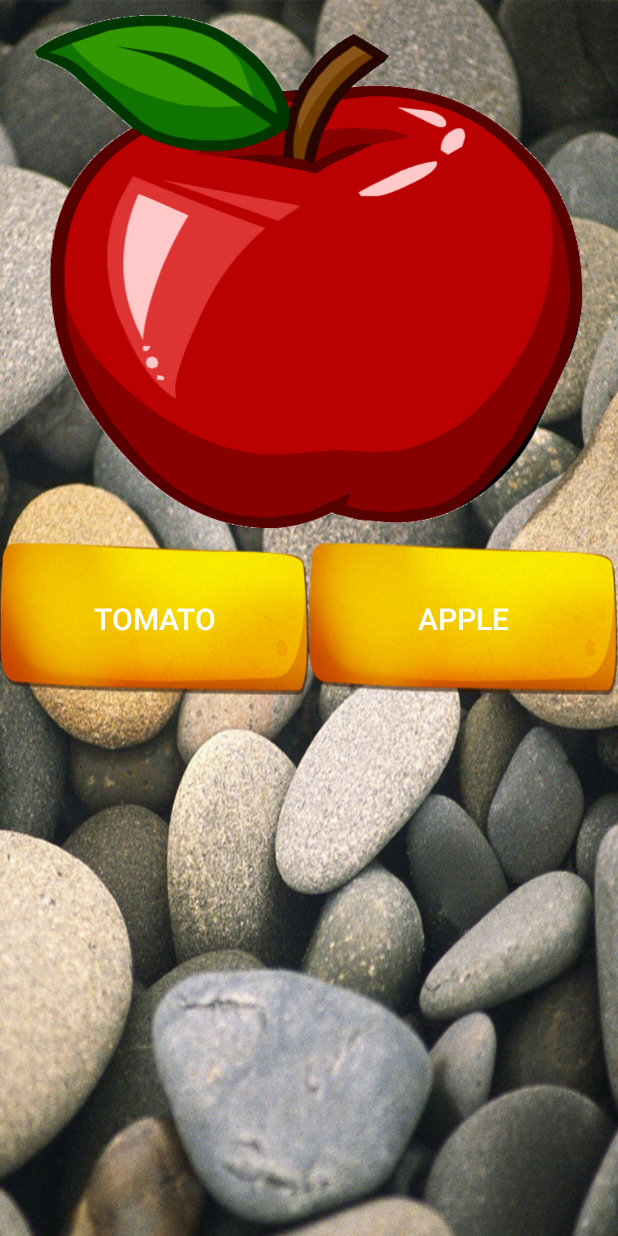
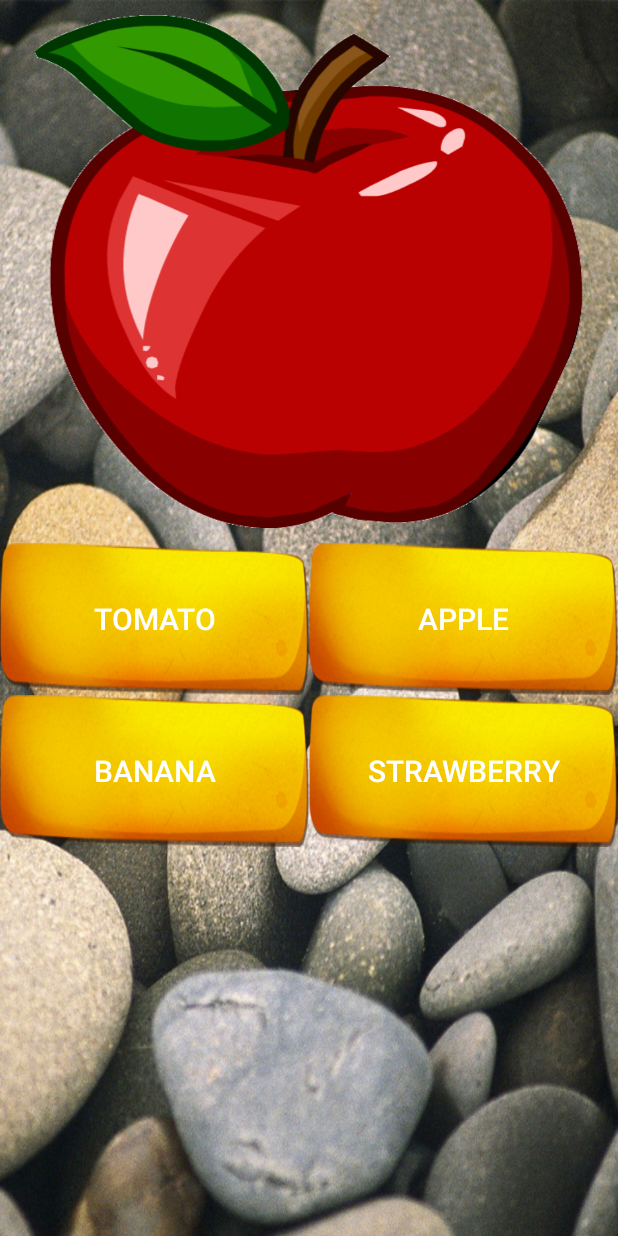
Before and after one commit to johntran1405/LearnVocabulary, an Android app: the ChooseActivity screen opened directly, with no data from a screen before it, on a phone screen of 412 x 824 dp. Run offline under Robolectric (Android 15) with nearby library versions, the phone set to English and light mode, and no system bars; 15 statements that could not run were skipped.

Commit message:
ChooseActivity

```diff
--- a/app/src/main/java/ccwav/blogspot/com/learnvocabulary/ChooseActivity.java
+++ b/app/src/main/java/ccwav/blogspot/com/learnvocabulary/ChooseActivity.java
@@ -9,7 +9,6 @@ import android.support.v7.app.AppCompatActivity;
 import android.view.View;
 import android.widget.Button;
 import android.widget.ImageView;
-import android.widget.Toast;
 
 import java.util.ArrayList;
 import java.util.Collections;
@@ -58,12 +57,13 @@ public class ChooseActivity extends AppCompatActivity {
                 if(idimg==idword1)
                 {
                     btnA.setBackgroundResource(R.drawable.colorbutton);
+                    arrayList.removeAll(arrayList);
                     RandomImage();
 
 
 
                 }else{
-                    btnA.setBackgroundResource(R.drawable.colorbutton);
+                    btnA.setBackgroundResource(R.drawable.falsebutton);
                 }
             }
         });
@@ -74,65 +74,58 @@ public class ChooseActivity extends AppCompatActivity {
                 {
                     btnB.setBackgroundResource(R.drawable.colorbutton);
                     arrayList.removeAll(arrayList);
-                        RandomImage();
+                    RandomImage();
 
                 }else{
-                    btnB.setBackgroundResource(R.drawable.colorbutton);
+                    btnB.setBackgroundResource(R.drawable.falsebutton);
                 }
             }
         });
-//        btnC.setOnClickListener(new View.OnClickListener() {
-//            @Override
-//            public void onClick(View v) {
-//                if(idimg==idword3)
-//                {
-//                    btnC.setBackgroundResource(R.drawable.colorbutton);
-//                    arrayList.removeAll(arrayList);
-//                    RandomImage();
-//                }else{
-//                    btnC.setBackgroundResource(R.drawable.colorbutton);
-//                }
-//            }
-//        });
-//        btnD.setOnClickListener(new View.OnClickListener() {
-//            @Override
-//            public void onClick(View v) {
-//                if(idimg==idword4)
-//                {
-//                    btnD.setBackgroundResource(R.drawable.colorbutton);
-//                    arrayList.removeAll(arrayList);
-//                    RandomImage();
-//                }else{
-//                    btnD.setBackgroundResource(R.drawable.colorbutton);
-//                }
-//            }
-//        });
+        btnC.setOnClickListener(new View.OnClickListener() {
+            @Override
+            public void onClick(View v) {
+                if(idimg==idword3)
+                {
+                    btnC.setBackgroundResource(R.drawable.colorbutton);
+                    arrayList.removeAll(arrayList);
+                    RandomImage();
+                }else{
+                    btnC.setBackgroundResource(R.drawable.falsebutton);
+                }
+            }
+        });
+        btnD.setOnClickListener(new View.OnClickListener() {
+            @Override
+            public void onClick(View v) {
+                if(idimg==idword4)
+                {
+                    btnD.setBackgroundResource(R.drawable.colorbutton);
+                    arrayList.removeAll(arrayList);
+                    RandomImage();
+                }else{
+                    btnD.setBackgroundResource(R.drawable.falsebutton);
+                }
+            }
+        });
     }
 
     private void addControl() {
         imageView= (ImageView) findViewById(R.id.imagecate);
         btnA= (Button) findViewById(R.id.dapan1);
         btnB= (Button) findViewById(R.id.dapan2);
-//        btnC= (Button) findViewById(R.id.dapan3);
-//        btnD= (Button) findViewById(R.id.dapan4);
+        btnC= (Button) findViewById(R.id.dapan3);
+        btnD= (Button) findViewById(R.id.dapan4);
 
     }
     public void RandomImage(){
         Random random = new Random();
 
 
-        for(int i = 0; i< 2;i++){
-
-            try {
-                int n = listword.size();
-                int x = random.nextInt(n);
-                arrayList.add(listword.get(x));
-                listword.remove(x);
-            }catch (Exception ex)
-            {
-                Toast.makeText(this,"Het ba tu",Toast.LENGTH_LONG).show();
-            }
-
+        for(int i = 0; i< 4;i++){
+            int n = listword.size();
+            int x = random.nextInt(n);
+            arrayList.add(listword.get(x));
+            listword.remove(x);
         }
         Collections.shuffle(arrayList);
         RESULT_CHOSEN = random.nextInt(arrayList.size());
@@ -142,10 +135,10 @@ public class ChooseActivity extends AppCompatActivity {
         idword1=arrayList.get(0).getWordID();
         btnB.setText(arrayList.get(1).getEnglish().toString());
         idword2=arrayList.get(1).getWordID();
-//        btnC.setText(arrayList.get(2).getEnglish().toString());
-//        idword3=arrayList.get(2).getWordID();
-//        btnD.setText(arrayList.get(3).getEnglish().toString());
-//        idword4=arrayList.get(3).getWordID();
+        btnC.setText(arrayList.get(2).getEnglish().toString());
+        idword3=arrayList.get(2).getWordID();
+        btnD.setText(arrayList.get(3).getEnglish().toString());
+        idword4=arrayList.get(3).getWordID();
 
     }
 
--- /dev/null
+++ b/app/src/main/res/drawable/falsebutton.xml
@@ -0,0 +1,6 @@
+<?xml version="1.0" encoding="utf-8"?>
+<selector xmlns:android="http://schemas.android.com/apk/res/android">
+    <item android:state_pressed="true"
+        android:drawable="@android:color/holo_red_light" /> <!-- pressed -->
+    <item android:drawable="@drawable/bg_next" /> <!-- default -->
+</selector>
--- a/app/src/main/res/layout/choose_layout_m.xml
+++ b/app/src/main/res/layout/choose_layout_m.xml
@@ -49,30 +49,30 @@
 
         </LinearLayout>
 
-        <!--<LinearLayout-->
-            <!--android:layout_width="match_parent"-->
-            <!--android:layout_height="101dp"-->
-            <!--android:orientation="horizontal">-->
+        <LinearLayout
+            android:layout_width="match_parent"
+            android:layout_height="101dp"
+            android:orientation="horizontal">
 
-            <!--<Button-->
-                <!--android:id="@+id/dapan3"-->
-                <!--android:layout_width="match_parent"-->
-                <!--android:layout_height="match_parent"-->
-                <!--android:layout_weight="1"-->
-                <!--android:background="@drawable/bg_next"-->
-                <!--android:text="banana"-->
-                <!--android:textSize="20dp" />-->
+            <Button
+                android:id="@+id/dapan3"
+                android:layout_width="match_parent"
+                android:layout_height="match_parent"
+                android:layout_weight="1"
+                android:background="@drawable/bg_next"
+                android:text="banana"
+                android:textSize="20dp" />
 
-            <!--<Button-->
-                <!--android:id="@+id/dapan4"-->
-                <!--android:layout_width="match_parent"-->
-                <!--android:layout_height="match_parent"-->
-                <!--android:layout_weight="1"-->
-                <!--android:background="@drawable/bg_next"-->
-                <!--android:text="strawberry"-->
-                <!--android:textSize="20dp" />-->
+            <Button
+                android:id="@+id/dapan4"
+                android:layout_width="match_parent"
+                android:layout_height="match_parent"
+                android:layout_weight="1"
+                android:background="@drawable/bg_next"
+                android:text="strawberry"
+                android:textSize="20dp" />
 
-        <!--</LinearLayout>-->
+        </LinearLayout>
 
 
     </LinearLayout>
```
